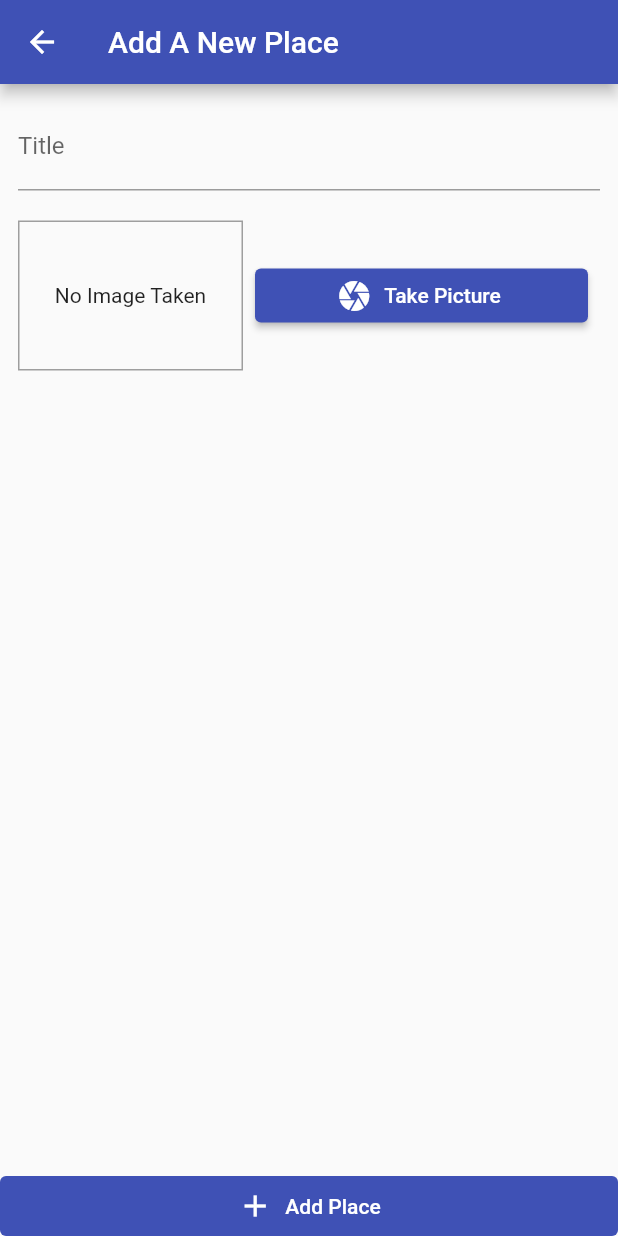
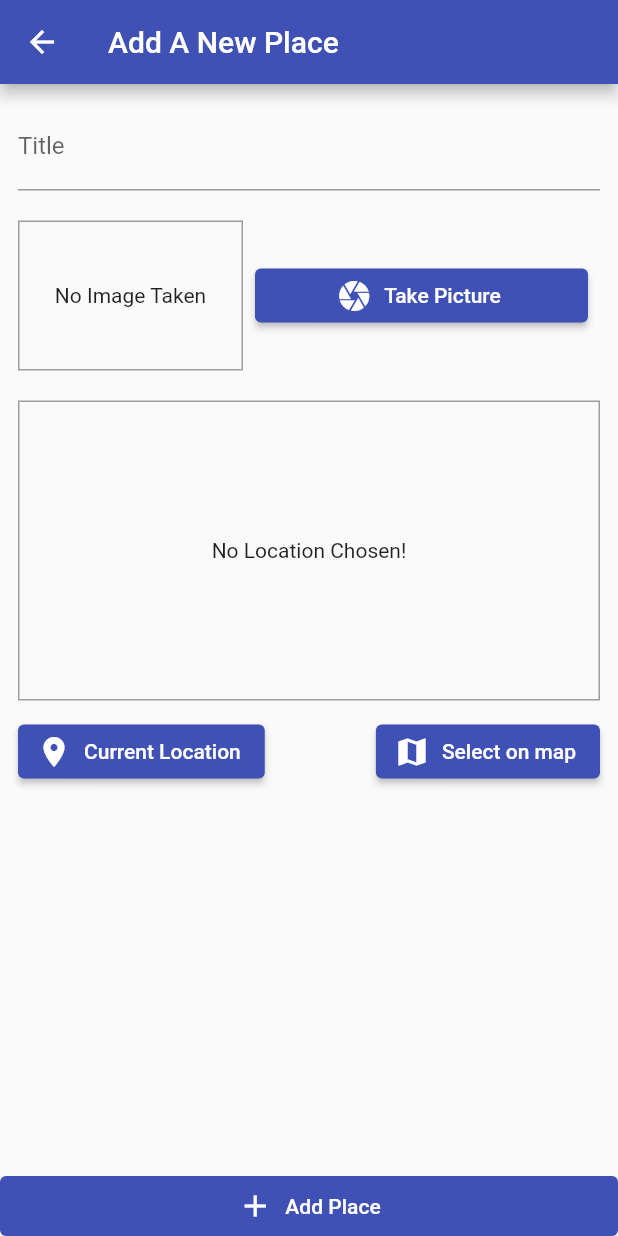
Before and after one commit to huseyintemel/flutter-native-features, a Flutter app: the AddPlaceScreen screen opened by its route, on a phone screen of 412 x 824 dp. Run offline on Flutter 3.47's test engine with Material 2 defaults, Android fonts, the light colour scheme and no system bars; our stand-ins replace image_picker, sqflite; accounts and stored records are empty.

Commit message:
Added location input page

```diff
--- a/lib/screens/add_place_screen.dart
+++ b/lib/screens/add_place_screen.dart
@@ -1,6 +1,7 @@
 import 'package:flutter/material.dart';
 import 'package:flutter_native_features/providers/great_places.dart';
 import 'package:flutter_native_features/widgets/image_input.dart';
+import 'package:flutter_native_features/widgets/location_input.dart';
 import 'dart:io';
 import 'package:provider/provider.dart';
 
@@ -47,6 +48,8 @@ class _AddPlaceScreenState extends State<AddPlaceScreen> {
                   ),
                   const SizedBox(height: 20,),
                   ImageInput(selectImage),
+                  const SizedBox(height: 20,),
+                  LocationInput(),
                 ],
               ),
             ),
--- /dev/null
+++ b/lib/widgets/location_input.dart
@@ -0,0 +1,34 @@
+import 'package:flutter/material.dart';
+
+class LocationInput extends StatefulWidget {
+
+  @override
+  _LocationInputState createState() => _LocationInputState();
+}
+
+class _LocationInputState extends State<LocationInput> {
+  String? previewImageUrl;
+
+  @override
+  Widget build(BuildContext context) {
+    return Column(
+      children: [
+        Container(
+          height: 200,
+          width: double.infinity,
+          alignment : Alignment.center,
+          decoration: BoxDecoration(border: Border.all(width: 1,color: Colors.grey)),
+          child: previewImageUrl == null ? const Text('No Location Chosen!',textAlign: TextAlign.center,) : Image.network(previewImageUrl!,fit: BoxFit.cover,width: double.infinity,),
+        ),
+        const SizedBox(height: 10,),
+        Row(
+          mainAxisAlignment : MainAxisAlignment.spaceBetween,
+          children: [
+          ElevatedButton.icon(icon: const Icon(Icons.location_on),label:const Text('Current Location'),onPressed: (){},),
+          ElevatedButton.icon(icon: const Icon(Icons.map),label:const Text('Select on map'),onPressed: (){},)
+
+        ],)
+      ],
+    );
+  }
+}
--- a/pubspec.yaml
+++ b/pubspec.yaml
@@ -39,6 +39,7 @@ dependencies:
   path_provider: ^2.0.5
   path: ^1.8.0
   sqflite: ^2.0.0+4
+  location: ^4.3.0
 
 dev_dependencies:
   flutter_test:
```
Also changed, not shown: pubspec.lock, 2 other files.
